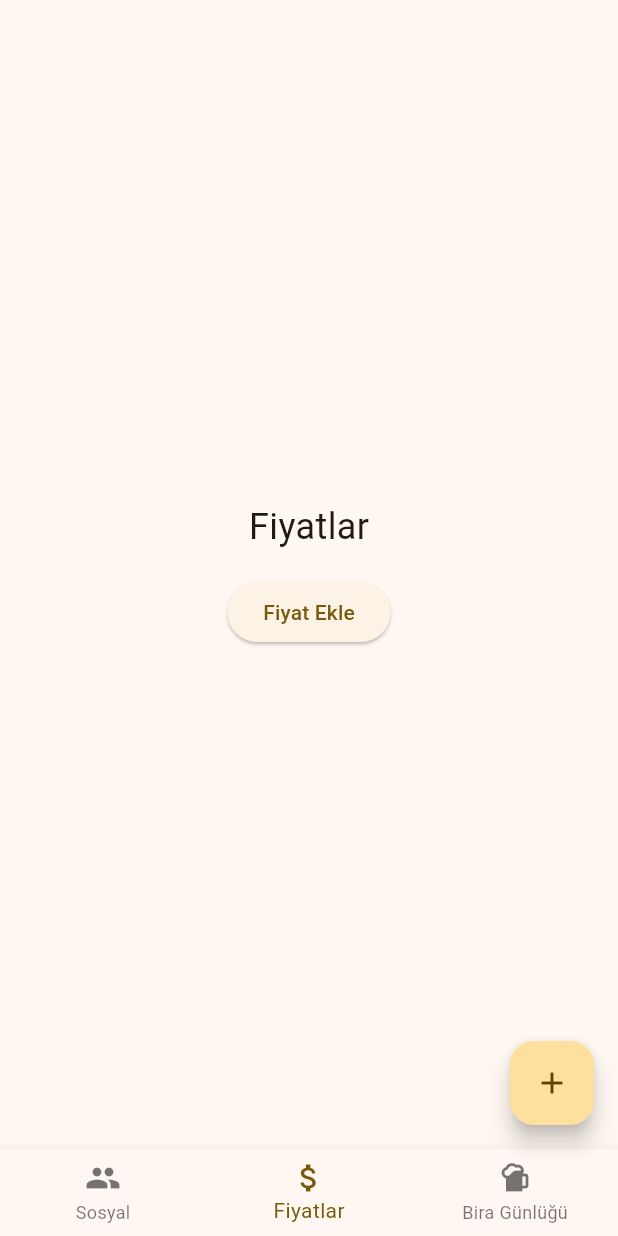
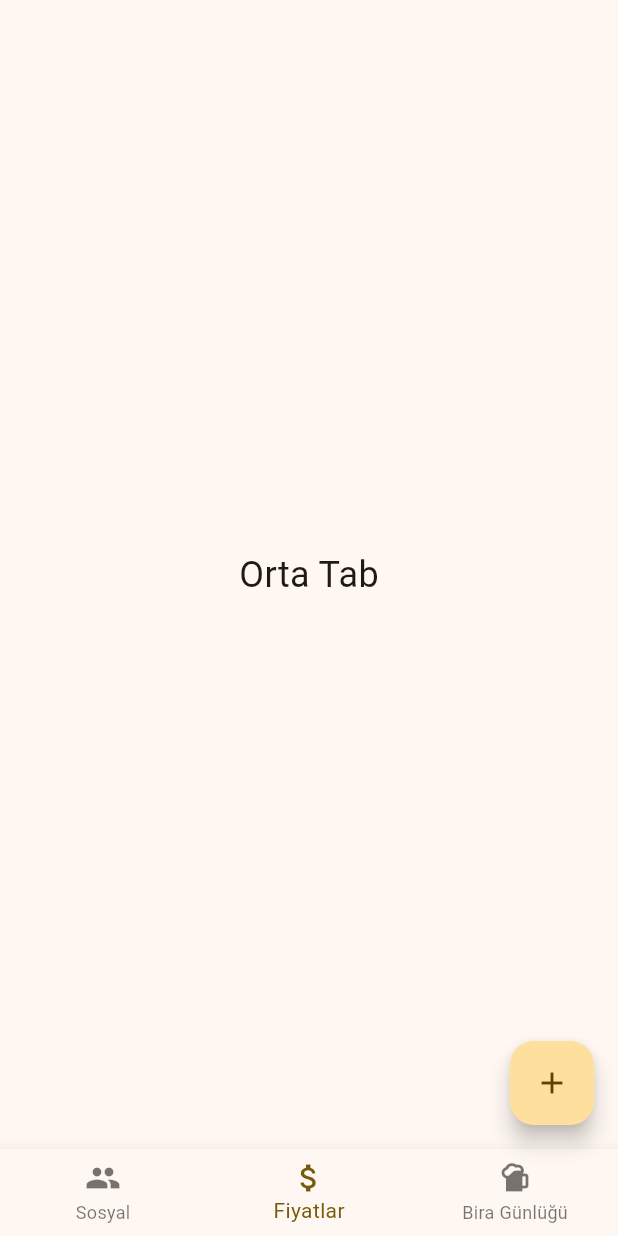
Before and after one commit to silaver/beer_app, a Flutter app: the screen it shows after launch, on a phone screen of 412 x 824 dp. Run offline on Flutter 3.47's test engine with Material 3 defaults, Android fonts, the phone set to English and light mode, and no system bars.

```diff
--- a/lib/main.dart
+++ b/lib/main.dart
@@ -88,11 +88,7 @@ class PriceFinderScreen extends StatelessWidget {
     return Center(
       child: Column(
         mainAxisSize: MainAxisSize.min,
-        children: [
-          const Text('Fiyatlar', style: TextStyle(fontSize: 24)),
-          const SizedBox(height: 16),
-          ElevatedButton(onPressed: () {}, child: const Text('Fiyat Ekle')),
-        ],
+        children: [const Text('Orta Tab', style: TextStyle(fontSize: 24))],
       ),
     );
   }
```
